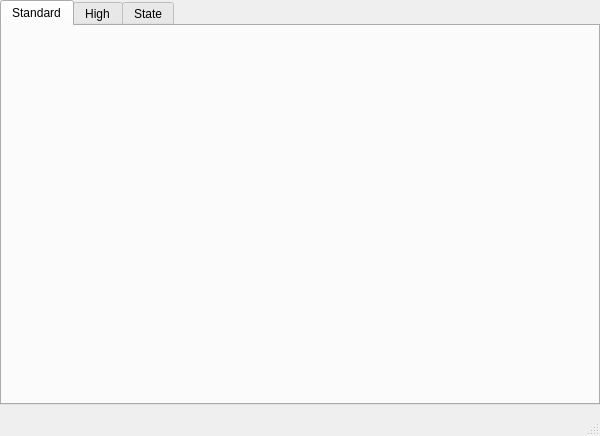
This is MainForm.ui in Qt-Widgets/ethmite as Qt 5 draws it before an edit. The edited form follows.
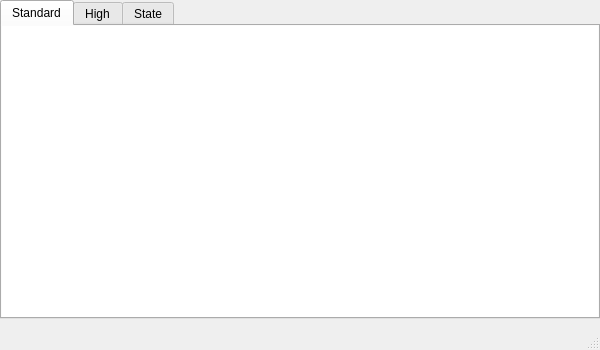
This is the edited form. Icons and pictures are not drawn.

```diff
--- a/MainForm.ui
+++ b/MainForm.ui
@@ -7,7 +7,7 @@
     <x>0</x>
     <y>0</y>
     <width>600</width>
-    <height>436</height>
+    <height>350</height>
    </rect>
   </property>
   <property name="windowTitle">
@@ -76,6 +76,73 @@
            </property>
            <item>
             <widget class="QWidget" name="widgetTop" native="true">
+             <property name="palette">
+              <palette>
+               <active>
+                <colorrole role="Base">
+                 <brush brushstyle="SolidPattern">
+                  <color alpha="255">
+                   <red>255</red>
+                   <green>255</green>
+                   <blue>255</blue>
+                  </color>
+                 </brush>
+                </colorrole>
+                <colorrole role="Window">
+                 <brush brushstyle="SolidPattern">
+                  <color alpha="255">
+                   <red>255</red>
+                   <green>255</green>
+                   <blue>255</blue>
+                  </color>
+                 </brush>
+                </colorrole>
+               </active>
+               <inactive>
+                <colorrole role="Base">
+                 <brush brushstyle="SolidPattern">
+                  <color alpha="255">
+                   <red>255</red>
+                   <green>255</green>
+                   <blue>255</blue>
+                  </color>
+                 </brush>
+                </colorrole>
+                <colorrole role="Window">
+                 <brush brushstyle="SolidPattern">
+                  <color alpha="255">
+                   <red>255</red>
+                   <green>255</green>
+                   <blue>255</blue>
+                  </color>
+                 </brush>
+                </colorrole>
+               </inactive>
+               <disabled>
+                <colorrole role="Base">
+                 <brush brushstyle="SolidPattern">
+                  <color alpha="255">
+                   <red>255</red>
+                   <green>255</green>
+                   <blue>255</blue>
+                  </color>
+                 </brush>
+                </colorrole>
+                <colorrole role="Window">
+                 <brush brushstyle="SolidPattern">
+                  <color alpha="255">
+                   <red>255</red>
+                   <green>255</green>
+                   <blue>255</blue>
+                  </color>
+                 </brush>
+                </colorrole>
+               </disabled>
+              </palette>
+             </property>
+             <property name="autoFillBackground">
+              <bool>true</bool>
+             </property>
              <layout class="QHBoxLayout" name="horizontalLayout_3">
               <property name="spacing">
                <number>8</number>
@@ -97,6 +164,73 @@
            </item>
            <item>
             <widget class="QWidget" name="widgetBottom" native="true">
+             <property name="palette">
+              <palette>
+               <active>
+                <colorrole role="Base">
+                 <brush brushstyle="SolidPattern">
+                  <color alpha="255">
+                   <red>255</red>
+                   <green>255</green>
+                   <blue>255</blue>
+                  </color>
+                 </brush>
+                </colorrole>
+                <colorrole role="Window">
+                 <brush brushstyle="SolidPattern">
+                  <color alpha="255">
+                   <red>255</red>
+                   <green>255</green>
+                   <blue>255</blue>
+                  </color>
+                 </brush>
+                </colorrole>
+               </active>
+               <inactive>
+                <colorrole role="Base">
+                 <brush brushstyle="SolidPattern">
+                  <color alpha="255">
+                   <red>255</red>
+                   <green>255</green>
+                   <blue>255</blue>
+                  </color>
+                 </brush>
+                </colorrole>
+                <colorrole role="Window">
+                 <brush brushstyle="SolidPattern">
+                  <color alpha="255">
+                   <red>255</red>
+                   <green>255</green>
+                   <blue>255</blue>
+                  </color>
+                 </brush>
+                </colorrole>
+               </inactive>
+               <disabled>
+                <colorrole role="Base">
+                 <brush brushstyle="SolidPattern">
+                  <color alpha="255">
+                   <red>255</red>
+                   <green>255</green>
+                   <blue>255</blue>
+                  </color>
+                 </brush>
+                </colorrole>
+                <colorrole role="Window">
+                 <brush brushstyle="SolidPattern">
+                  <color alpha="255">
+                   <red>255</red>
+                   <green>255</green>
+                   <blue>255</blue>
+                  </color>
+                 </brush>
+                </colorrole>
+               </disabled>
+              </palette>
+             </property>
+             <property name="autoFillBackground">
+              <bool>true</bool>
+             </property>
              <layout class="QVBoxLayout" name="verticalLayout_8">
               <property name="spacing">
                <number>8</number>
```
